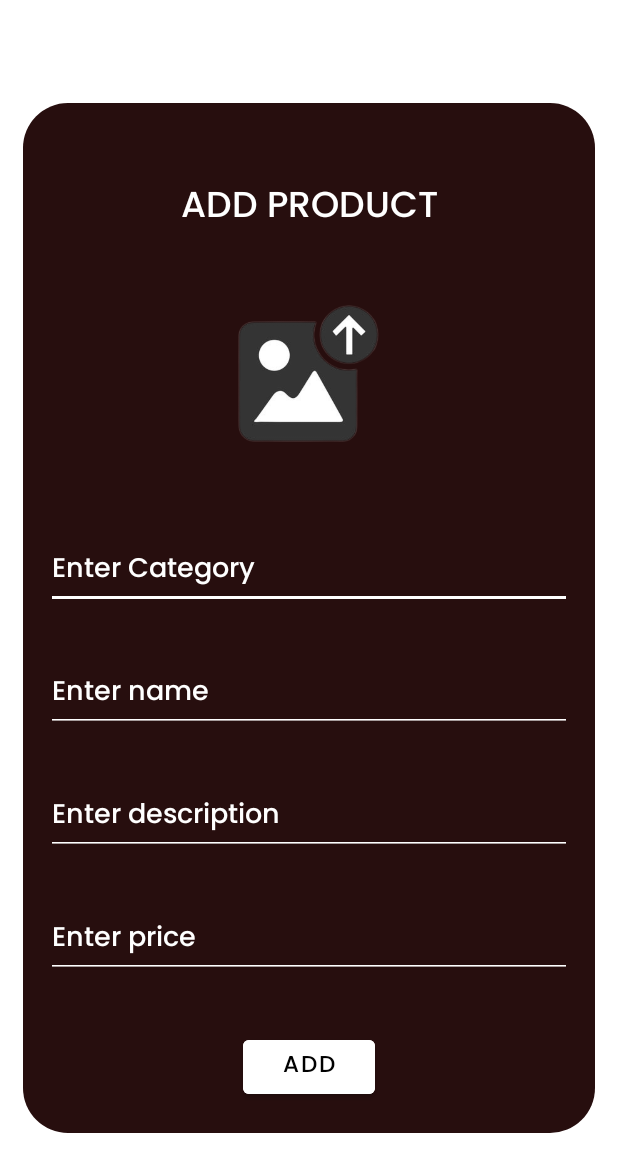
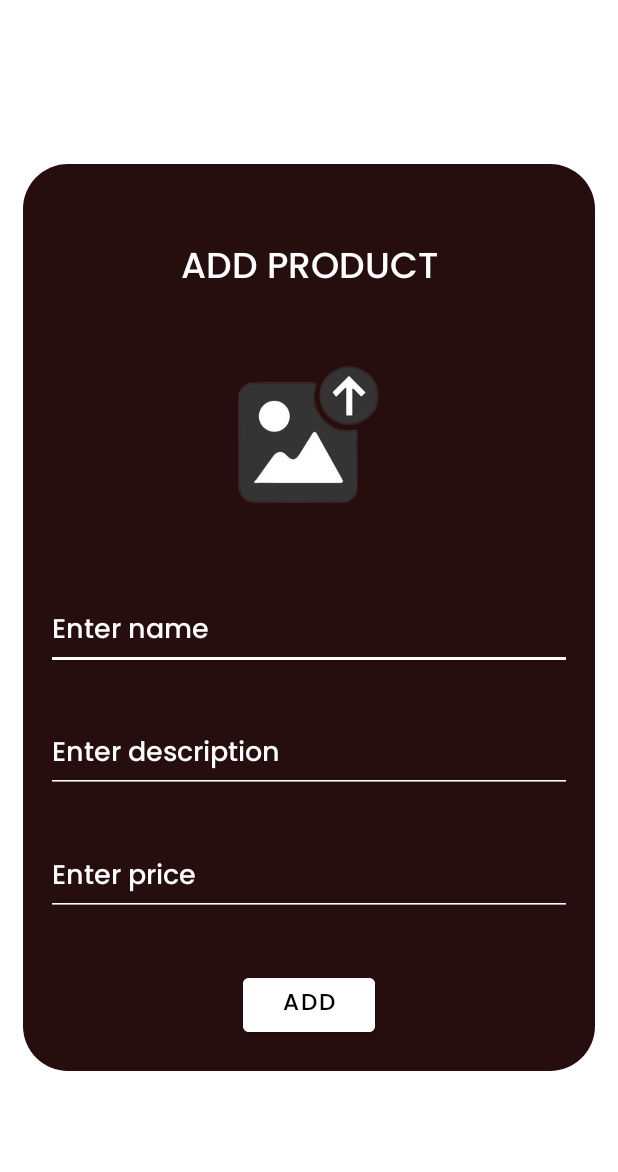
Before and after one commit to chrstntrl/DCA-Signature, an Android app: the adminAdd screen opened directly, with no data from a screen before it, on a phone screen of 412 x 824 dp. Shown: the top 1172 px of the screen. Run offline under Robolectric (Android 15) with nearby library versions, the phone set to English and light mode, and no system bars; our stand-ins replace Firebase (no records; nobody signed in at launch, a user with empty details on screens opened directly).

```diff
--- a/app/src/main/java/com/example/dca/adminAdd.java
+++ b/app/src/main/java/com/example/dca/adminAdd.java
@@ -36,7 +36,7 @@ import java.util.Calendar;
 public class adminAdd extends AppCompatActivity {
     ImageView uploadImage;
     Button saveButton;
-    EditText uploadCategory, uploadName, uploadDesc, uploadPrice;
+    EditText uploadName, uploadDesc, uploadPrice;
     String imageURL;
     Uri uri;
 
@@ -46,7 +46,6 @@ public class adminAdd extends AppCompatActivity {
         setContentView(R.layout.activity_admin_add);
 
         uploadImage = findViewById(R.id.uploadImage);
-        uploadCategory = findViewById(R.id.uploadCategory);
         uploadName = findViewById(R.id.uploadName);
         uploadDesc = findViewById(R.id.uploadDesc);
         uploadPrice = findViewById(R.id.uploadPrice);
@@ -123,11 +122,10 @@ public class adminAdd extends AppCompatActivity {
     }
 
     public void uploadData() {
-        String category = uploadCategory.getText().toString();
         String name = uploadName.getText().toString();
         String desc = uploadDesc.getText().toString();
         String price = uploadPrice.getText().toString();
-        DataClass dataClass = new DataClass(category, name, desc, price, imageURL);
+        DataClass dataClass = new DataClass(name, desc, price, imageURL);
         //We are changing the child from title to currentDate,
         // because we will be updating title as well and it may affect child value.
         String currentDate = DateFormat.getDateTimeInstance().format(Calendar.getInstance().getTime());
--- a/app/src/main/res/layout/activity_admin_add.xml
+++ b/app/src/main/res/layout/activity_admin_add.xml
@@ -35,21 +35,6 @@
             android:layout_gravity="center_horizontal"
             android:layout_margin="15dp"
             android:src="@drawable/uploadp" />
-
-        <EditText
-            android:id="@+id/uploadCategory"
-            android:layout_width="match_parent"
-            android:layout_height="wrap_content"
-            android:layout_margin="15dp"
-            android:backgroundTint="@color/white"
-            android:fontFamily="@font/pop"
-            android:hint="Enter Category"
-            android:inputType="text"
-            android:lines="1"
-            android:textColor="@color/white"
-            android:textColorHint="@color/white"
-            android:textSize="18dp" />
-
 
         <EditText
             android:id="@+id/uploadName"
```
Also changed, not shown: app/src/main/java/com/example/dca/DataClass.java (+5 -10 lines), 8 other files.
